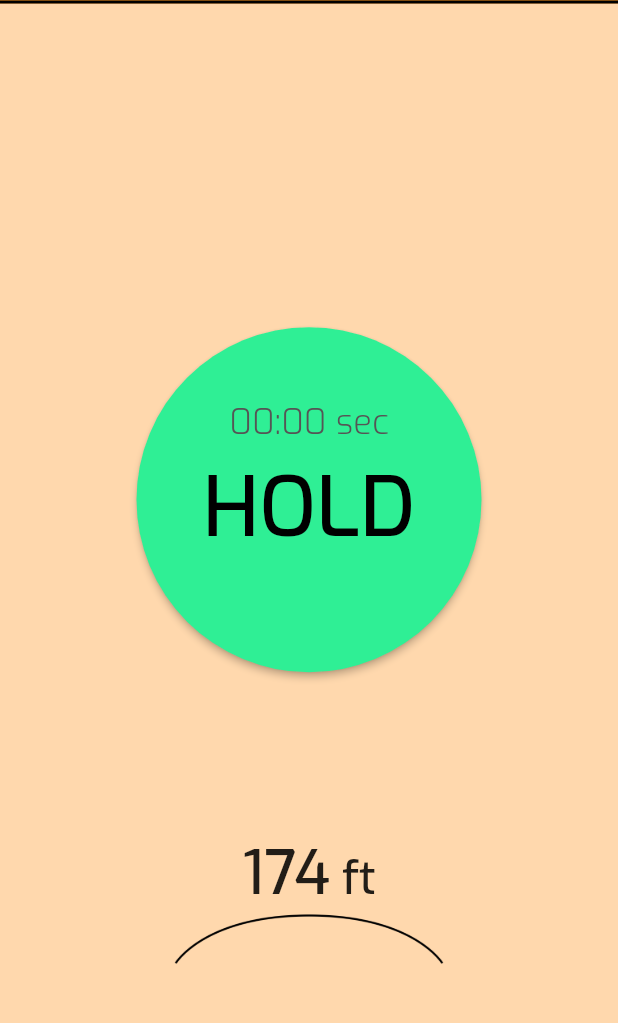
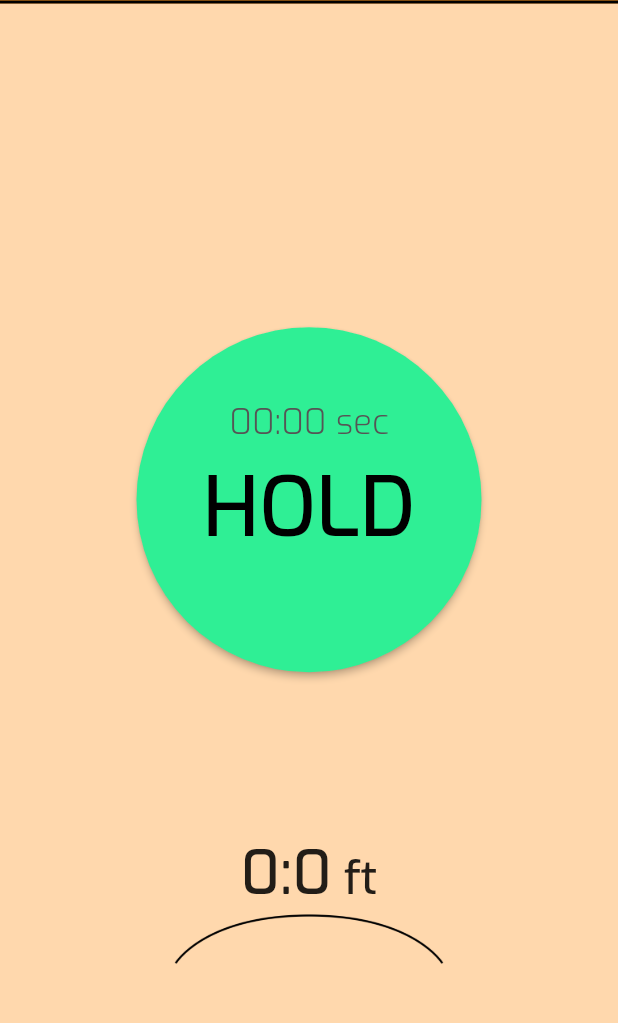
Before and after one commit to JaredTeter/height_finder, a Flutter app: the screen it shows after launch, on a phone screen of 412 x 824 dp, the part 109-1132 px from its top. Run offline on Flutter 3.47's test engine with Material 2 defaults, Android fonts, the light colour scheme and no system bars.

Commit message:
Wrapped Home() in ChangeNotifierProvider and a Column() in Consumer

```diff
--- a/lib/home.dart
+++ b/lib/home.dart
@@ -1,5 +1,7 @@
 import 'package:flutter/material.dart';
 import 'package:height_finder/button.dart';
+import 'package:height_finder/provider/timer_provider.dart';
+import 'package:provider/provider.dart';
 
 class Home extends StatefulWidget {
   const Home({Key? key}) : super(key: key);
@@ -9,6 +11,14 @@ class Home extends StatefulWidget {
 }
 
 class _HomeState extends State<Home> {
+  var timer;
+
+  @override
+  void initState() {
+    super.initState();
+    timer = Provider.of<TimerProvider>(context, listen: false);
+  }
+
   @override
   Widget build(BuildContext context) {
     return Scaffold(
@@ -32,7 +42,9 @@ class _HomeState extends State<Home> {
         elevation: 0.0,
       ),
       body: Center(
-        child: Column(
+        child:
+            Consumer<TimerProvider>(builder: (context, timerprovider, widget) {
+          return Column(
             children: [
               const Spacer(flex: 2),
               timeButton(),
@@ -42,14 +54,14 @@ class _HomeState extends State<Home> {
                   Row(
                     mainAxisAlignment: MainAxisAlignment.center,
                     crossAxisAlignment: CrossAxisAlignment.end,
-                  children: const [
+                    children: [
                       Text(
-                      "174",
-                      style: TextStyle(
+                        '${timer.seconds}:${timer.centiseconds}',
+                        style: const TextStyle(
                           fontSize: 40.0,
                         ),
                       ),
-                    Padding(
+                      const Padding(
                         padding: EdgeInsets.fromLTRB(8.0, 0, 0, 3.0),
                         child: Text(
                           "ft",
@@ -68,7 +80,8 @@ class _HomeState extends State<Home> {
               ),
               const Spacer(flex: 1),
             ],
-        ),
+          );
+        }),
       ),
     );
   }
--- a/lib/main.dart
+++ b/lib/main.dart
@@ -1,5 +1,7 @@
 import 'package:flutter/material.dart';
 import 'package:height_finder/custom_theme.dart';
+import 'package:height_finder/provider/timer_provider.dart';
+import 'package:provider/provider.dart';
 
 import 'home.dart';
 
@@ -16,7 +18,10 @@ class MyApp extends StatelessWidget {
     return MaterialApp(
       title: 'Flutter Demo',
       theme: CustomTheme.lightTheme,
-      home: const Home(),
+      home: ChangeNotifierProvider(
+        create: (context) => TimerProvider(),
+        child: const Home(),
+      ),
     );
   }
 }
```
Lines whose indentation alone changed are shown as unchanged.
